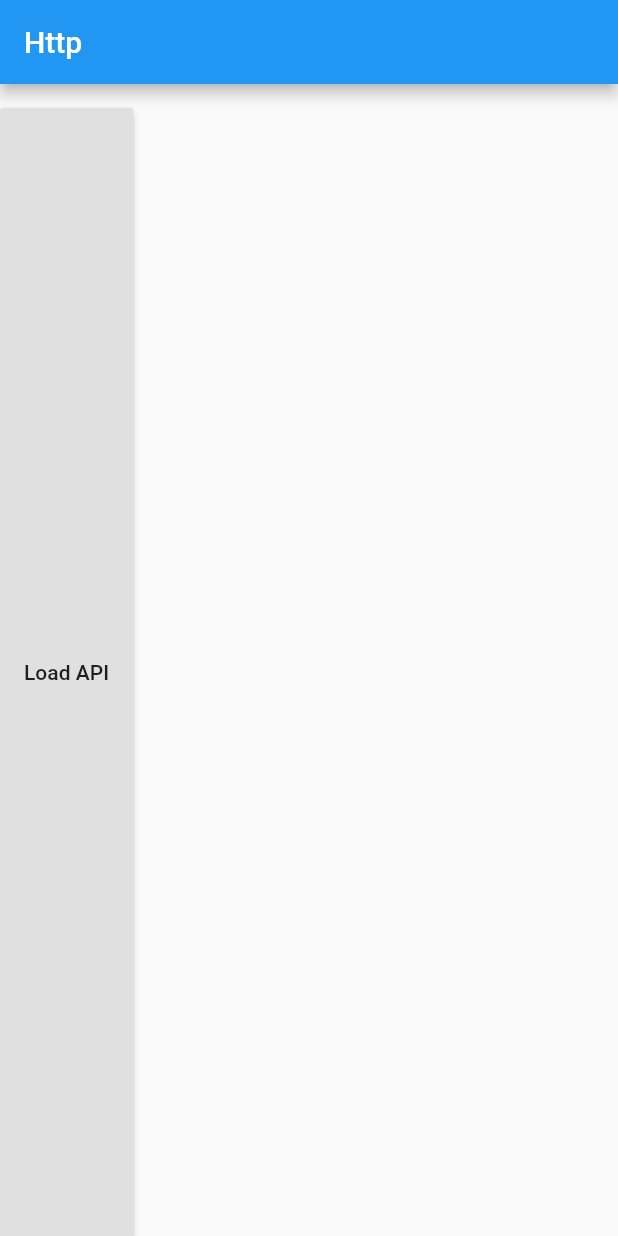
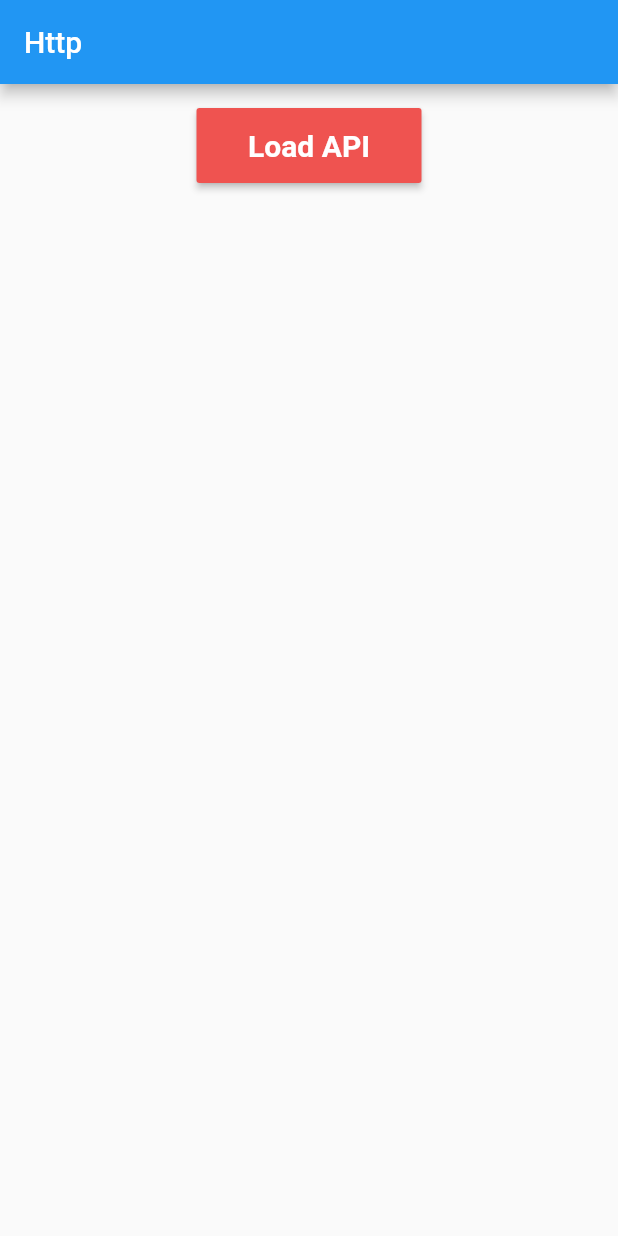
Before and after one commit to lattercodelab/flutter, a Flutter app: the HttpScreen screen opened directly, on a phone screen of 412 x 824 dp. Run offline on Flutter 3.47's test engine with Material 2 defaults, Android fonts, the light colour scheme and no system bars.

Commit message:
add new widget.

```diff
--- a/flutter_lab/lib/ui/service/http_screen.dart
+++ b/flutter_lab/lib/ui/service/http_screen.dart
@@ -11,11 +11,9 @@ class _HttpState extends State<HttpScreen> {
   String _response;
 
   Future<void> _httpCall() async {
-    final response = await WebServer.Client()
-        .get("https://jsonplaceholder.typicode.com/photos");
+    final response = await WebServer.Client().get("https://jsonplaceholder.typicode.com/photos");
     setState(() {
-      _response =
-          "Most apps contain several screens for displaying different types of information. For example, an app might have a screen that displays products. Users can then tap the image of a product to get more detailed information on a new screen.";
+      _response = response.body.toString();
     });
   }
 
@@ -25,15 +23,26 @@ class _HttpState extends State<HttpScreen> {
         appBar: AppBar(title: Text("Http")),
         body: Column(
           children: <Widget>[
-            Column(children: <Widget>[Text(_response ?? "")]),
-            Expanded(
-              flex: 2,
-              child: RaisedButton(
-                child: Text("Load API"),
-                onPressed: () {
-                  _httpCall();
-                },
-              ),
+            Text(_response ?? ""),
+            Row(
+              mainAxisAlignment: MainAxisAlignment.center,
+              children: <Widget>[
+                Container(
+                  width: 150,
+                  height: 50,
+                  child: RaisedButton(
+                      color: Colors.red[400],
+                      textColor: Colors.white,
+                      child: Text(
+                        "Load API",
+                        style: TextStyle(
+                            fontSize: 20, fontWeight: FontWeight.bold),
+                      ),
+                      onPressed: () {
+                        _httpCall();
+                      }),
+                )
+              ],
             )
           ],
         ));
```
Also changed, not shown: flutter_lab/lib/ui/widget/customscrollview_screen.dart (added, +48 -0 lines), flutter_lab/lib/ui/widget/gridview_screen.dart (added, +26 -0 lines), flutter_lab/lib/ui/widget/listview_screen.dart (added, +26 -0 lines), flutter_lab/lib/ui/widget/nestedscrollview_screen.dart (added, +47 -0 lines), flutter_lab/lib/ui/widget_screen.dart (+10 -2 lines).
